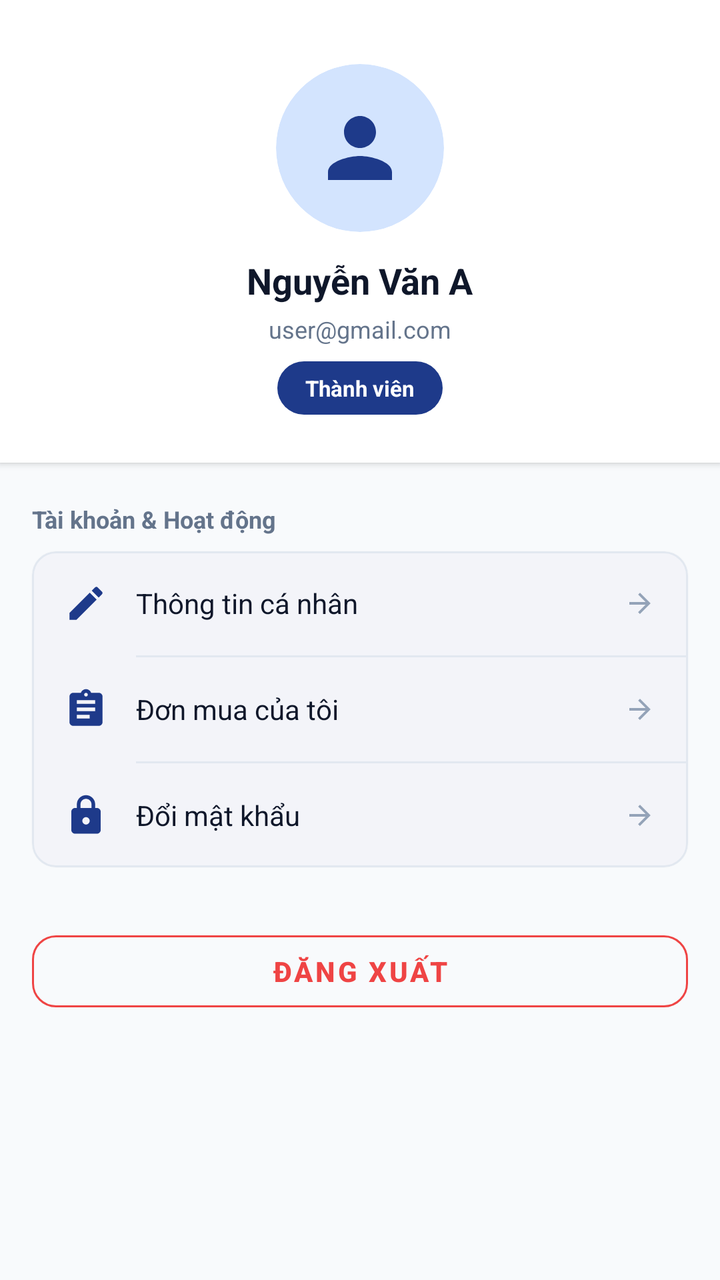
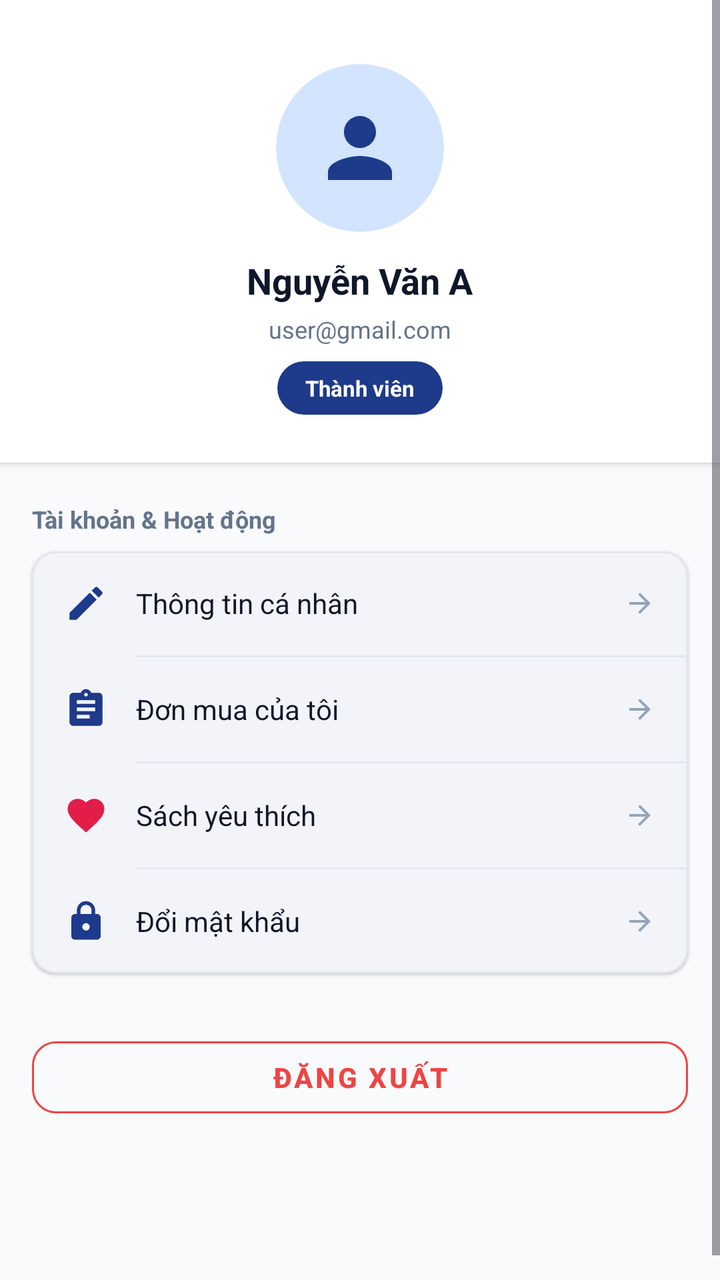

Compare the two renders of this Android layout. The source of the first and the diff that turns it into the second are given below.
<!-- AndroidManifest.xml: application theme Theme.Book_selling_app -->
<!-- res/layout/fragment_profile.xml -->
<?xml version="1.0" encoding="utf-8"?>
<ScrollView xmlns:android="http://schemas.android.com/apk/res/android"
    xmlns:app="http://schemas.android.com/apk/res-auto"
    xmlns:tools="http://schemas.android.com/tools"
    android:layout_width="match_parent"
    android:layout_height="match_parent"
    android:background="@color/background"
    android:fillViewport="true"
    tools:context=".ProfileFragment"
    tools:ignore="HardcodedText,ContentDescription">

    <LinearLayout
        android:layout_width="match_parent"
        android:layout_height="wrap_content"
        android:orientation="vertical"
        android:paddingBottom="90dp">

        
        <LinearLayout
            android:layout_width="match_parent"
            android:layout_height="wrap_content"
            android:background="@color/surface"
            android:elevation="2dp"
            android:gravity="center"
            android:orientation="vertical"
            android:paddingStart="24dp"
            android:paddingTop="32dp"
            android:paddingEnd="24dp"
            android:paddingBottom="24dp">

            <androidx.cardview.widget.CardView
                android:layout_width="84dp"
                android:layout_height="84dp"
                app:cardBackgroundColor="@color/primary_container"
                app:cardCornerRadius="42dp"
                app:cardElevation="0dp">

                <ImageView
                    android:layout_width="48dp"
                    android:layout_height="48dp"
                    android:layout_gravity="center"
                    android:contentDescription="@null"
                    android:src="@drawable/ic_nav_person"
                    app:tint="@color/primary" />
            </androidx.cardview.widget.CardView>

            <TextView
                android:id="@+id/tvProfileName"
                android:layout_width="wrap_content"
                android:layout_height="wrap_content"
                android:layout_marginTop="12dp"
                android:text="Nguyễn Văn A"
                android:textColor="@color/text_primary"
                android:textSize="@dimen/text_xl"
                android:textStyle="bold" />

            <TextView
                android:id="@+id/tvProfileEmail"
                android:layout_width="wrap_content"
                android:layout_height="wrap_content"
                android:layout_marginTop="4dp"
                android:text="user@gmail.com"
                android:textColor="@color/text_secondary"
                android:textSize="@dimen/text_sm" />

            <TextView
                android:id="@+id/tvProfileRole"
                android:layout_width="wrap_content"
                android:layout_height="wrap_content"
                android:layout_marginTop="8dp"
                android:background="@drawable/bg_chip_selected"
                android:text="Thành viên"
                android:textColor="@color/white"
                android:textSize="@dimen/text_xs"
                android:textStyle="bold" />
        </LinearLayout>

        
        <TextView
            android:layout_width="wrap_content"
            android:layout_height="wrap_content"
            android:layout_marginStart="16dp"
            android:layout_marginTop="20dp"
            android:layout_marginBottom="8dp"
            android:text="Tài khoản &amp; Hoạt động"
            android:textColor="@color/text_secondary"
            android:textSize="@dimen/text_sm"
            android:textStyle="bold" />

        <com.google.android.material.card.MaterialCardView
            android:layout_width="match_parent"
            android:layout_height="wrap_content"
            android:layout_marginStart="16dp"
            android:layout_marginEnd="16dp"
            app:cardBackgroundColor="@color/surface"
            app:cardCornerRadius="@dimen/radius_md"
            app:cardElevation="1dp"
            app:strokeColor="@color/border_subtle"
            app:strokeWidth="1dp">

            <LinearLayout
                android:layout_width="match_parent"
                android:layout_height="wrap_content"
                android:orientation="vertical">

                
                <LinearLayout
                    android:id="@+id/btnMenuEditProfile"
                    android:layout_width="match_parent"
                    android:layout_height="52dp"
                    android:clickable="true"
                    android:focusable="true"
                    android:gravity="center_vertical"
                    android:orientation="horizontal"
                    android:paddingStart="16dp"
                    android:paddingEnd="16dp">

                    <ImageView
                        android:layout_width="22dp"
                        android:layout_height="22dp"
                        android:contentDescription="@null"
                        android:src="@drawable/ic_edit"
                        app:tint="@color/primary" />

                    <TextView
                        android:layout_width="0dp"
                        android:layout_height="wrap_content"
                        android:layout_marginStart="14dp"
                        android:layout_weight="1"
                        android:text="Thông tin cá nhân"
                        android:textColor="@color/text_primary"
                        android:textSize="@dimen/text_md" />

                    <ImageView
                        android:layout_width="16dp"
                        android:layout_height="16dp"
                        android:contentDescription="@null"
                        android:rotation="180"
                        android:src="@drawable/ic_arrow_back"
                        app:tint="@color/text_muted" />
                </LinearLayout>

                <View
                    android:layout_width="match_parent"
                    android:layout_height="1dp"
                    android:layout_marginStart="52dp"
                    android:background="@color/border_subtle" />

                
                <LinearLayout
                    android:id="@+id/btnMenuOrders"
                    android:layout_width="match_parent"
                    android:layout_height="52dp"
                    android:clickable="true"
                    android:focusable="true"
                    android:gravity="center_vertical"
                    android:orientation="horizontal"
                    android:paddingStart="16dp"
                    android:paddingEnd="16dp">

                    <ImageView
                        android:layout_width="22dp"
                        android:layout_height="22dp"
                        android:contentDescription="@null"
                        android:src="@drawable/ic_nav_orders"
                        app:tint="@color/primary" />

                    <TextView
                        android:layout_width="0dp"
                        android:layout_height="wrap_content"
                        android:layout_marginStart="14dp"
                        android:layout_weight="1"
                        android:text="Đơn mua của tôi"
                        android:textColor="@color/text_primary"
                        android:textSize="@dimen/text_md" />

                    <ImageView
                        android:layout_width="16dp"
                        android:layout_height="16dp"
                        android:contentDescription="@null"
                        android:rotation="180"
                        android:src="@drawable/ic_arrow_back"
                        app:tint="@color/text_muted" />
                </LinearLayout>

                <View
                    android:layout_width="match_parent"
                    android:layout_height="1dp"
                    android:layout_marginStart="52dp"
                    android:background="@color/border_subtle" />

                
                <LinearLayout
                    android:id="@+id/btnMenuPassword"
                    android:layout_width="match_parent"
                    android:layout_height="52dp"
                    android:clickable="true"
                    android:focusable="true"
                    android:gravity="center_vertical"
                    android:orientation="horizontal"
                    android:paddingStart="16dp"
                    android:paddingEnd="16dp">

                    <ImageView
                        android:layout_width="22dp"
                        android:layout_height="22dp"
                        android:contentDescription="@null"
                        android:src="@drawable/ic_lock"
                        app:tint="@color/primary" />

                    <TextView
                        android:layout_width="0dp"
                        android:layout_height="wrap_content"
                        android:layout_marginStart="14dp"
                        android:layout_weight="1"
                        android:text="Đổi mật khẩu"
                        android:textColor="@color/text_primary"
                        android:textSize="@dimen/text_md" />

                    <ImageView
                        android:layout_width="16dp"
                        android:layout_height="16dp"
                        android:contentDescription="@null"
                        android:rotation="180"
                        android:src="@drawable/ic_arrow_back"
                        app:tint="@color/text_muted" />
                </LinearLayout>

                
                <View
                    android:id="@+id/dividerAdmin"
                    android:layout_width="match_parent"
                    android:layout_height="1dp"
                    android:layout_marginStart="52dp"
                    android:background="@color/border_subtle"
                    android:visibility="gone" />

                <LinearLayout
                    android:id="@+id/btnMenuAdminPanel"
                    android:layout_width="match_parent"
                    android:layout_height="52dp"
                    android:clickable="true"
                    android:focusable="true"
                    android:gravity="center_vertical"
                    android:orientation="horizontal"
                    android:paddingStart="16dp"
                    android:paddingEnd="16dp"
                    android:visibility="gone">

                    <ImageView
                        android:layout_width="22dp"
                        android:layout_height="22dp"
                        android:contentDescription="@null"
                        android:src="@drawable/ic_dashboard"
                        app:tint="@color/status_warning" />

                    <TextView
                        android:layout_width="0dp"
                        android:layout_height="wrap_content"
                        android:layout_marginStart="14dp"
                        android:layout_weight="1"
                        android:text="Bảng điều khiển Quản trị viên"
                        android:textColor="@color/primary"
                        android:textSize="@dimen/text_md"
                        android:textStyle="bold" />

                    <ImageView
                        android:layout_width="16dp"
                        android:layout_height="16dp"
                        android:contentDescription="@null"
                        android:rotation="180"
                        android:src="@drawable/ic_arrow_back"
                        app:tint="@color/text_muted" />
                </LinearLayout>

            </LinearLayout>

        </com.google.android.material.card.MaterialCardView>

        
        <com.google.android.material.button.MaterialButton
            android:id="@+id/btnLogout"
            style="@style/Widget.MaterialComponents.Button.OutlinedButton"
            android:layout_width="match_parent"
            android:layout_height="@dimen/button_height"
            android:layout_marginStart="16dp"
            android:layout_marginTop="28dp"
            android:layout_marginEnd="16dp"
            android:text="ĐĂNG XUẤT"
            android:textColor="@color/status_error"
            android:textSize="@dimen/text_md"
            android:textStyle="bold"
            app:cornerRadius="@dimen/radius_md"
            app:strokeColor="@color/status_error" />

    </LinearLayout>

</ScrollView>
<!-- resources referenced by this layout -->
<resources>
  <color name="background">#F8FAFC</color>
  <color name="border_subtle">#E2E8F0</color>
  <color name="primary">#1E3A8A</color>
  <color name="primary_container">#D3E4FE</color>
  <color name="status_error">#EF4444</color>
  <color name="status_warning">#F59E0B</color>
  <color name="surface">#FFFFFF</color>
  <color name="text_muted">#94A3B8</color>
  <color name="text_primary">#0F172A</color>
  <color name="text_secondary">#64748B</color>
  <color name="white">#FFFFFFFF</color>
  <dimen name="button_height">48dp</dimen>
  <dimen name="radius_md">12dp</dimen>
  <dimen name="text_md">14sp</dimen>
  <dimen name="text_sm">12sp</dimen>
  <dimen name="text_xl">18sp</dimen>
  <dimen name="text_xs">11sp</dimen>
  <!-- drawable bg_chip_selected (drawable) -->
  <?xml version="1.0" encoding="utf-8"?>
  <shape xmlns:android="http://schemas.android.com/apk/res/android"
      android:shape="rectangle">
      <solid android:color="@color/primary" />
      <corners android:radius="@dimen/radius_pill" />
      <padding
          android:left="14dp"
          android:top="6dp"
          android:right="14dp"
          android:bottom="6dp" />
  </shape>
  <!-- drawable ic_arrow_back (drawable) -->
  <vector xmlns:android="http://schemas.android.com/apk/res/android"
      android:width="24dp"
      android:height="24dp"
      android:viewportWidth="24"
      android:viewportHeight="24">
    <path
        android:fillColor="@color/text_primary"
        android:pathData="M20,11H7.83l5.59,-5.59L12,4l-8,8 8,8 1.41,-1.41L7.83,13H20v-2z"/>
  </vector>
  <!-- drawable ic_dashboard (drawable) -->
  <vector xmlns:android="http://schemas.android.com/apk/res/android"
      android:width="24dp"
      android:height="24dp"
      android:viewportWidth="24"
      android:viewportHeight="24">
      <path
          android:fillColor="@color/primary"
          android:pathData="M3,13h8V3H3v10zm0,8h8v-6H3v6zm10,0h8V11h-8v10zm0,-18v6h8V3h-8z" />
  </vector>
  <!-- drawable ic_edit (drawable) -->
  <vector xmlns:android="http://schemas.android.com/apk/res/android"
      android:width="24dp"
      android:height="24dp"
      android:viewportWidth="24"
      android:viewportHeight="24">
      <path
          android:fillColor="@color/primary"
          android:pathData="M3,17.25V21h3.75L17.81,9.94l-3.75,-3.75L3,17.25zM20.71,7.04c0.39,-0.39 0.39,-1.02 0,-1.41l-2.34,-2.34c-0.39,-0.39 -1.02,-0.39 -1.41,0l-1.83,1.83 3.75,3.75 1.83,-1.83z" />
  </vector>
  <!-- drawable ic_nav_person (drawable) -->
  <vector xmlns:android="http://schemas.android.com/apk/res/android"
      android:width="24dp"
      android:height="24dp"
      android:viewportWidth="24"
      android:viewportHeight="24">
    <path
        android:fillColor="#FF000000"
        android:pathData="M12,12c2.21,0 4,-1.79 4,-4s-1.79,-4 -4,-4 -4,1.79 -4,4 1.79,4 4,4zm0,2c-2.67,0 -8,1.34 -8,4v2h16v-2c0,-2.66 -5.33,-4 -8,-4z"/>
  </vector>
  <style name="Theme.Book_selling_app" parent="Base.Theme.Book_selling_app" />
  <dimen name="radius_pill">999dp</dimen>
  <color name="primary_dark">#00236F</color>
  <color name="on_primary">#FFFFFF</color>
  <color name="secondary">#D97706</color>
  <color name="on_secondary">#FFFFFF</color>
  <!-- unchanged entries left out for length: 3 -->
</resources>

<!-- the commit's change to res/layout/fragment_profile.xml (unified diff, before → after) -->
@@ -171,6 +171,49 @@
                         android:layout_marginStart="14dp"
                         android:layout_weight="1"
                         android:text="Đơn mua của tôi"
+                        android:textColor="@color/text_primary"
+                        android:textSize="@dimen/text_md" />
+
+                    <ImageView
+                        android:layout_width="16dp"
+                        android:layout_height="16dp"
+                        android:contentDescription="@null"
+                        android:rotation="180"
+                        android:src="@drawable/ic_arrow_back"
+                        app:tint="@color/text_muted" />
+                </LinearLayout>
+
+                <View
+                    android:layout_width="match_parent"
+                    android:layout_height="1dp"
+                    android:layout_marginStart="52dp"
+                    android:background="@color/border_subtle" />
+
+                
+                <LinearLayout
+                    android:id="@+id/btnMenuFavorites"
+                    android:layout_width="match_parent"
+                    android:layout_height="52dp"
+                    android:clickable="true"
+                    android:focusable="true"
+                    android:gravity="center_vertical"
+                    android:orientation="horizontal"
+                    android:paddingStart="16dp"
+                    android:paddingEnd="16dp">
+
+                    <ImageView
+                        android:layout_width="22dp"
+                        android:layout_height="22dp"
+                        android:contentDescription="@null"
+                        android:src="@drawable/ic_favorite_filled"
+                        app:tint="@color/status_discount" />
+
+                    <TextView
+                        android:layout_width="0dp"
+                        android:layout_height="wrap_content"
+                        android:layout_marginStart="14dp"
+                        android:layout_weight="1"
+                        android:text="Sách yêu thích"
                         android:textColor="@color/text_primary"
                         android:textSize="@dimen/text_md" />
 
<!-- resource entries referenced after the edit -->
@@ -4,6 +4,7 @@
   <color name="border_subtle">#E2E8F0</color>
   <color name="primary">#1E3A8A</color>
   <color name="primary_container">#D3E4FE</color>
+  <color name="status_discount">#E11D48</color>
   <color name="status_error">#EF4444</color>
   <color name="status_warning">#F59E0B</color>
   <color name="surface">#FFFFFF</color>
@@ -59,6 +60,16 @@
           android:fillColor="@color/primary"
           android:pathData="M3,17.25V21h3.75L17.81,9.94l-3.75,-3.75L3,17.25zM20.71,7.04c0.39,-0.39 0.39,-1.02 0,-1.41l-2.34,-2.34c-0.39,-0.39 -1.02,-0.39 -1.41,0l-1.83,1.83 3.75,3.75 1.83,-1.83z" />
   </vector>
+  <!-- drawable ic_favorite_filled (drawable) -->
+  <vector xmlns:android="http://schemas.android.com/apk/res/android"
+      android:width="24dp"
+      android:height="24dp"
+      android:viewportWidth="24"
+      android:viewportHeight="24">
+    <path
+        android:fillColor="@color/status_discount"
+        android:pathData="M12,21.35l-1.45,-1.32C5.4,15.36 2,12.28 2,8.5 2,5.42 4.42,3 7.5,3c1.74,0 3.41,0.81 4.5,2.09C13.09,3.81 14.76,3 16.5,3 19.58,3 22,5.42 22,8.5c0,3.78 -3.4,6.86 -8.55,11.54L12,21.35z"/>
+  </vector>
   <!-- drawable ic_nav_person (drawable) -->
   <vector xmlns:android="http://schemas.android.com/apk/res/android"
       android:width="24dp"
